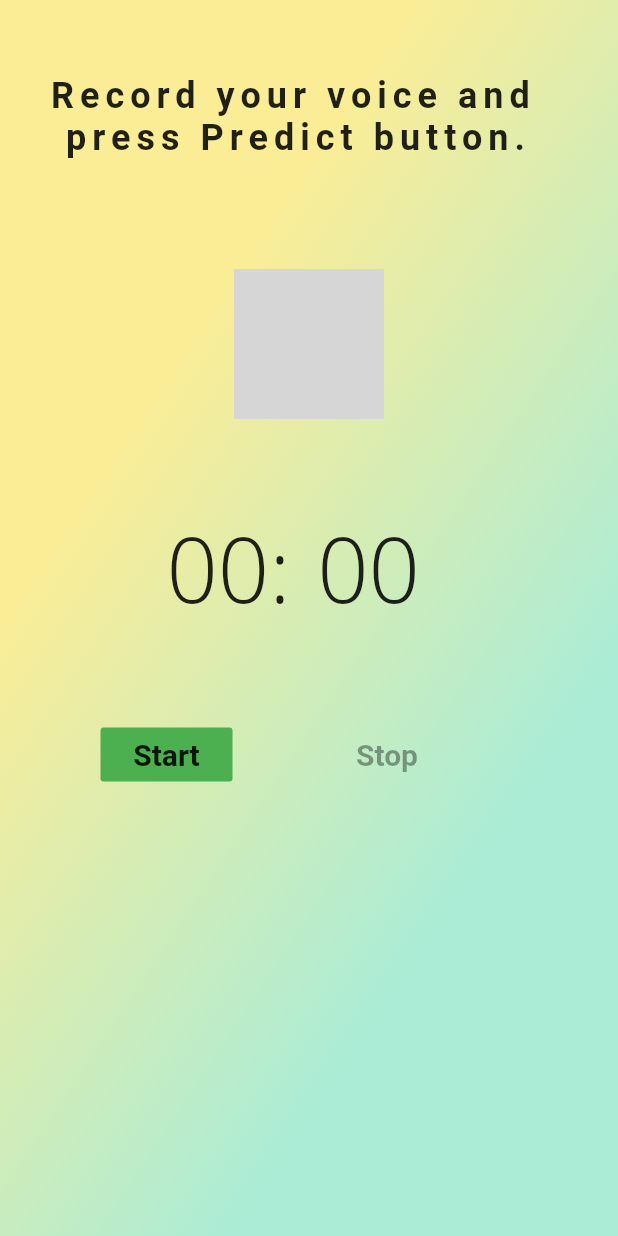
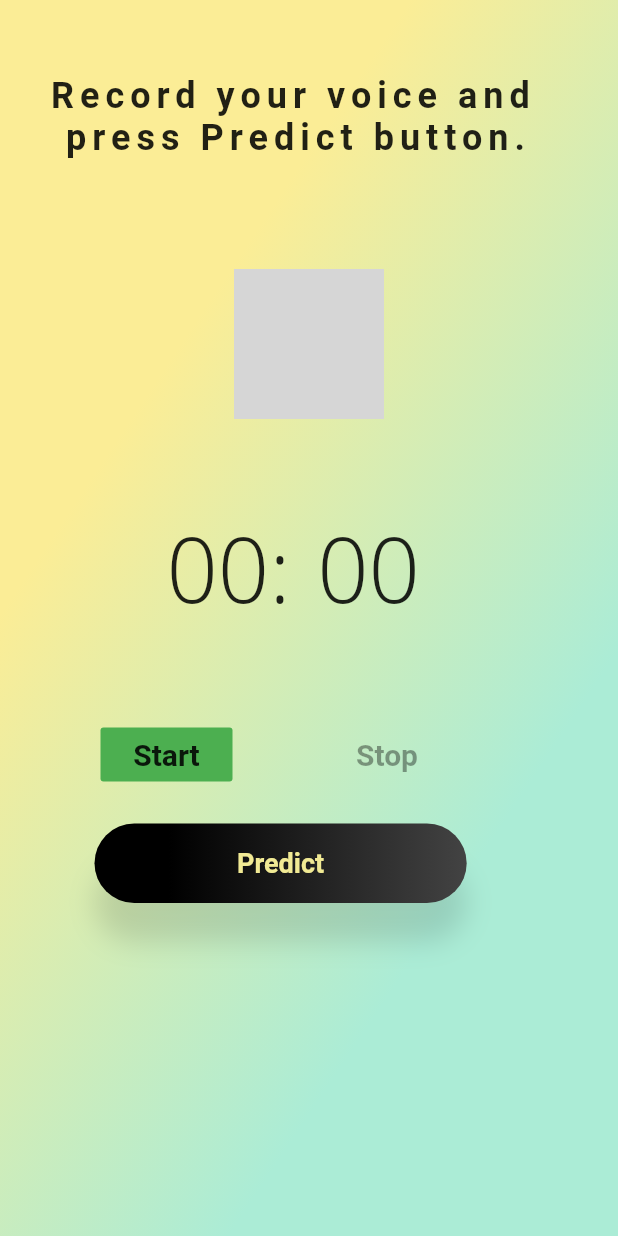
Before and after one commit to auicheng/Flutterapp, a Flutter app: the PageTwo screen opened directly, on a phone screen of 412 x 824 dp. Run offline on Flutter 3.47's test engine with Material 2 defaults, Android fonts, the phone set to English and light mode, and no system bars; our stand-ins replace file, flutter_spinkit; missing offline and left inert: audio_recorder2; network calls fail; Roboto replaces fonts that are missing (Montserrat, Open Sans); grey boxes are pictures that could not be loaded.

Commit message:
with recorder2

```diff
--- a/lib/audio.dart
+++ b/lib/audio.dart
@@ -1,7 +1,6 @@
 import 'dart:io' as io;
 import 'dart:math';
 import 'dart:async';
-
 
 import 'package:file/file.dart';
 import 'package:file/local.dart';
@@ -125,6 +124,7 @@ class AppBodyState extends State<AppBody> {
                 color: Colors.red,
               ),
               ],),
+              ButtonWidget(context),
               // new TextField(
               //   controller: _controller,
               //   decoration: new InputDecoration(
@@ -216,6 +216,57 @@ class AppBodyState extends State<AppBody> {
 
 }
 
+Widget ButtonWidget(context) {
+  return Container(
+    margin: EdgeInsets.only(left: 55.0, top: 22.0),
+    child: Row(
+      children: <Widget>[
+        GestureDetector(
+          onTap: (){
+            Navigator.push(
+                  context,
+                  MaterialPageRoute(
+                    builder: (BuildContext context) => AppBody()
+                    ),
+            );
+          },
+          child:
+          InkWell(
+          child: Container(
+            padding: EdgeInsets.symmetric(horizontal: 95.0, vertical: 16.0),
+            decoration: BoxDecoration(
+                boxShadow: [
+                  BoxShadow(
+                      color: Colors.black12,
+                      blurRadius: 15,
+                      spreadRadius: 0,
+                      offset: Offset(0.0, 26.0)),
+                ],
+                borderRadius: new BorderRadius.circular(36.0),
+                gradient: LinearGradient(begin: FractionalOffset.centerLeft,
+// Add one stop for each color. Stops should increase from 0 to 1
+                    stops: [
+                      0.2,
+                      1
+                    ], colors: [
+                  Color(0xff000000),
+                  Color(0xff434343),
+                ])),
+            child: Text(
+              'Predict',
+              style: TextStyle(
+                  color: Color(0xffF1EA94),
+                  fontSize: 18,
+                  fontWeight: FontWeight.bold,
+                  fontFamily: 'Montserrat'),
+            ),
+          ),
+        ),)
+      ],
+    ),
+  );
+}
+
 
 class TimerText extends StatefulWidget {
   TimerText({this.stopwatch});
```
